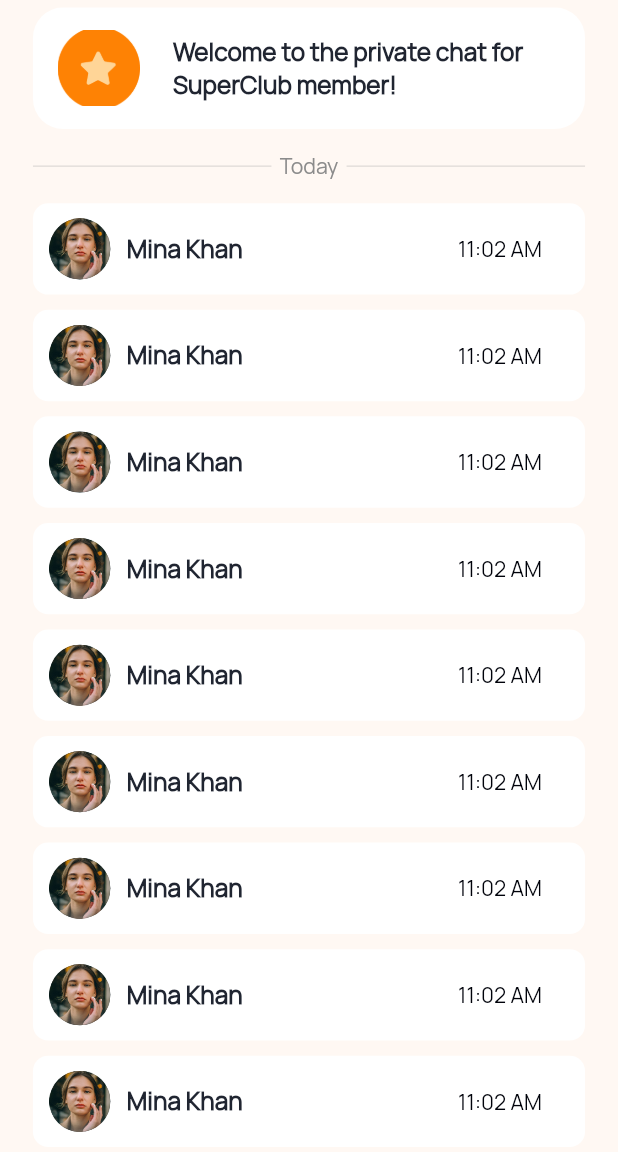
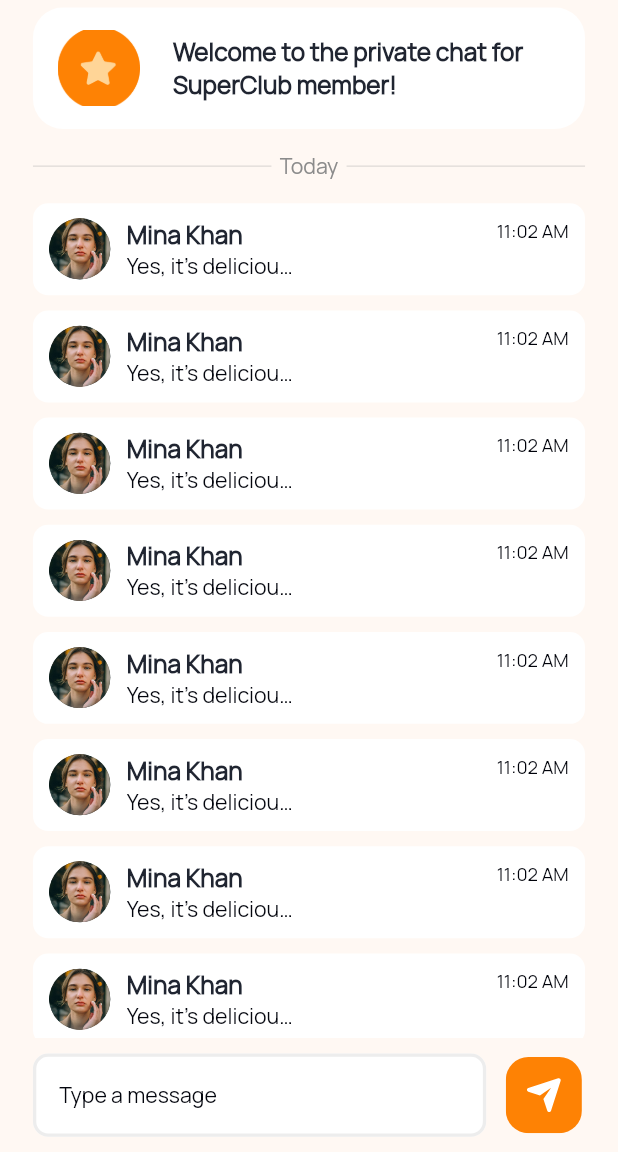
Before and after one commit to Webgenius0/dawgonvegans_app, a Flutter app: the CommunityChatScreen screen opened by its route, on a phone screen of 412 x 824 dp, the part 84-1236 px from its top. Run offline on Flutter 3.47's test engine with Material 3 defaults, Android fonts, the phone set to English and light mode, and no system bars; drawn by our look-alikes of auto_animated; our stand-ins replace cached_network_image, carousel_slider, dio, flashy_tab_bar2, flutter_advanced_switch, flutter_screenutil and 10 more; missing offline and left inert: dotlottie_loader, linear_progress_bar; accounts and stored records are empty; project files that could hold a hidden picture were left out.

Commit message:
comunity chat screen has done

```diff
--- a/lib/constants/text_font_style.dart
+++ b/lib/constants/text_font_style.dart
@@ -124,8 +124,6 @@ class TextFontStyle {
     fontSize: 12.sp,
     color: AppColors.c00020A,
     fontWeight: FontWeight.w400,
-
-
   );
   static final textStyle24c36C0DEManropeW600 = TextStyle(
     fontFamily: 'manrope',
@@ -466,8 +464,6 @@ class TextFontStyle {
     fontSize: 12.sp,
     color: AppColors.cFE8204,
     fontWeight: FontWeight.w400,
-
-
   );
   static final textStyle16c202531ManropeW500 = TextStyle(
     fontFamily: 'manrope',
--- a/lib/features/community_chat/presentation/community_chat_screen.dart
+++ b/lib/features/community_chat/presentation/community_chat_screen.dart
@@ -1,8 +1,10 @@
 import 'package:dawgonvegans/common_widgets/custom_appbar.dart';
+import 'package:dawgonvegans/common_widgets/custom_text_form_field.dart';
 import 'package:dawgonvegans/features/community_chat/widgets/membership_check_card_widget.dart';
 import 'package:dawgonvegans/gen/assets.gen.dart';
 import 'package:flutter/material.dart';
 import 'package:flutter_screenutil/flutter_screenutil.dart';
+import 'package:flutter_svg/flutter_svg.dart';
 
 import '../../../constants/text_font_style.dart';
 import '../../../gen/colors.gen.dart';
@@ -21,8 +23,10 @@ class _CommunityChatScreenState extends State<CommunityChatScreen> {
   Widget build(BuildContext context) {
     return Scaffold(
       appBar: CustomAppBar(text: 'Community Chat'),
-
-      body: SingleChildScrollView(
+      body: Column(
+        children: [
+          Expanded(
+            child: SingleChildScrollView(
               physics: BouncingScrollPhysics(),
               padding: EdgeInsets.symmetric(horizontal: 20.w),
               child: Column(
@@ -42,7 +46,10 @@ class _CommunityChatScreenState extends State<CommunityChatScreen> {
                     children: [
                       /// Left Divider
                       Expanded(
-                  child: Divider(color: AppColors.cE6E1DD, thickness: 1.w),
+                        child: Divider(
+                          color: AppColors.cE6E1DD,
+                          thickness: 1.w,
+                        ),
                       ),
 
                       UIHelper.horizontalSpace(5.w),
@@ -56,7 +63,10 @@ class _CommunityChatScreenState extends State<CommunityChatScreen> {
 
                       /// Right Divider
                       Expanded(
-                  child: Divider(color: AppColors.cE6E1DD, thickness: 1.w),
+                        child: Divider(
+                          color: AppColors.cE6E1DD,
+                          thickness: 1.w,
+                        ),
                       ),
                     ],
                   ),
@@ -65,7 +75,7 @@ class _CommunityChatScreenState extends State<CommunityChatScreen> {
 
                   ListView.separated(
                     separatorBuilder: (_, index) => SizedBox(height: 10.h),
-              itemCount: 10,
+                    itemCount: 50,
                     shrinkWrap: true,
                     padding: EdgeInsets.zero,
                     physics: NeverScrollableScrollPhysics(),
@@ -81,6 +91,43 @@ class _CommunityChatScreenState extends State<CommunityChatScreen> {
                 ],
               ),
             ),
+          ),
+
+          Padding(
+            padding: EdgeInsets.symmetric(horizontal: 20.w, vertical: 10.h),
+            child: Row(
+              spacing: 10.w,
+              children: [
+                Expanded(
+                  child: CustomTextFormField(
+                    contentPadding: EdgeInsets.symmetric(
+                      horizontal: 16.w,
+                      vertical: 18.h,
+                    ),
+
+                    hintStyle: TextFontStyle.textStyle14c00020AManropeW400
+                        .copyWith(
+                          color: AppColors.c00020A.withValues(alpha: 0.99),
+                        ),
+
+                    hintText: 'Type a message',
+                  ),
+                ),
+
+                // Send button
+                InkWell(
+                  onTap: () {},
+                  child: SvgPicture.asset(
+                    Assets.icons.sendIcon,
+                    width: 50.w,
+                    height: 50.h,
+                  ),
+                ),
+              ],
+            ),
+          ),
+        ],
+      ),
     );
   }
 }
--- a/lib/features/community_chat/widgets/chat_member_list_widget.dart
+++ b/lib/features/community_chat/widgets/chat_member_list_widget.dart
@@ -1,7 +1,7 @@
-import 'package:dawgonvegans/constants/text_font_style.dart';
 import 'package:flutter/material.dart';
 import 'package:flutter_screenutil/flutter_screenutil.dart';
 
+import '../../../constants/text_font_style.dart';
 import '../../../gen/colors.gen.dart';
 
 class ChatMemberListWidget extends StatelessWidget {
@@ -28,20 +28,37 @@ class ChatMemberListWidget extends StatelessWidget {
       child: Row(
         spacing: 10.w,
         mainAxisAlignment: MainAxisAlignment.start,
+        crossAxisAlignment: CrossAxisAlignment.start,
         children: [
           // Profile Image
           CircleAvatar(radius: 20.r, child: Image.asset(profileImage)),
 
           Expanded(
-            child: Row(
+            child: Column(
+              mainAxisSize: MainAxisSize.min,
+              crossAxisAlignment: CrossAxisAlignment.start,
               children: [
-                Expanded(flex: 3, child: Text(name, style: TextFontStyle.textStyle16c202531ManropeW600,)),
-                Expanded(flex: 1, child: Text(time, style: TextFontStyle.textStyle14c00020AManropeW400,)),
+                Text(
+                  name,
+                  style: TextFontStyle.textStyle16c202531ManropeW600,
+                  maxLines: 1,
+                  overflow: TextOverflow.ellipsis,
+                ),
+
+                Text(
+                  lastMessage,
+                  maxLines: 1,
+                  overflow: TextOverflow.ellipsis,
+                  style: TextFontStyle.textStyle14c00020AManropeW400.copyWith(
+                    color: AppColors.c00020A.withValues(alpha: 0.99),
+                  ),
+                ),
               ],
             ),
           ),
 
-          //
+          Spacer(),
+          Text(time, style: TextFontStyle.textStyle12c00020AManropeW400),
         ],
       ),
     );
--- a/lib/gen/assets.gen.dart
+++ b/lib/gen/assets.gen.dart
@@ -136,6 +136,9 @@ class $AssetsIconsGen {
   /// File path: assets/icons/progress_button.svg
   String get progressButton => 'assets/icons/progress_button.svg';
 
+  /// File path: assets/icons/send_icon.svg
+  String get sendIcon => 'assets/icons/send_icon.svg';
+
   /// File path: assets/icons/square_logo.svg
   String get squareLogo => 'assets/icons/square_logo.svg';
 
@@ -197,6 +200,7 @@ class $AssetsIconsGen {
     profileMembershipIcon,
     profileNotification,
     progressButton,
+    sendIcon,
     squareLogo,
     star,
     superClub,
--- a/lib/main.dart
+++ b/lib/main.dart
@@ -1,5 +1,4 @@
 import 'package:auto_animated/auto_animated.dart';
-import 'package:dawgonvegans/loading_screen.dart';
 import 'package:flutter/material.dart';
 import 'package:flutter_screenutil/flutter_screenutil.dart';
 import 'package:get/get.dart';
@@ -7,7 +6,7 @@ import 'package:get_storage/get_storage.dart';
 import 'package:provider/provider.dart';
 
 import 'constants/custome_theme.dart';
-import 'features/product_details/presentation/product_details_screen.dart';
+import 'features/community_chat/presentation/community_chat_screen.dart';
 import 'gen/colors.gen.dart';
 import 'helpers/all_routes.dart';
 import 'helpers/di.dart';
@@ -18,7 +17,7 @@ import 'networks/dio/dio.dart';
 
 void main() async {
   WidgetsFlutterBinding.ensureInitialized();
- // debugPaintSizeEnabled = true;
+  //debugPaintSizeEnabled = true;
 
   await GetStorage.init();
 
@@ -92,7 +91,7 @@ class UtillScreenMobile extends StatelessWidget {
 
             onGenerateRoute: RouteGenerator.generateRoute,
 
-            home: Loading(),
+            home: CommunityChatScreen(),
           ),
         );
       },
```
Also changed, not shown: assets/icons/send_icon.svg (added). Lines whose indentation alone changed are shown as unchanged.
